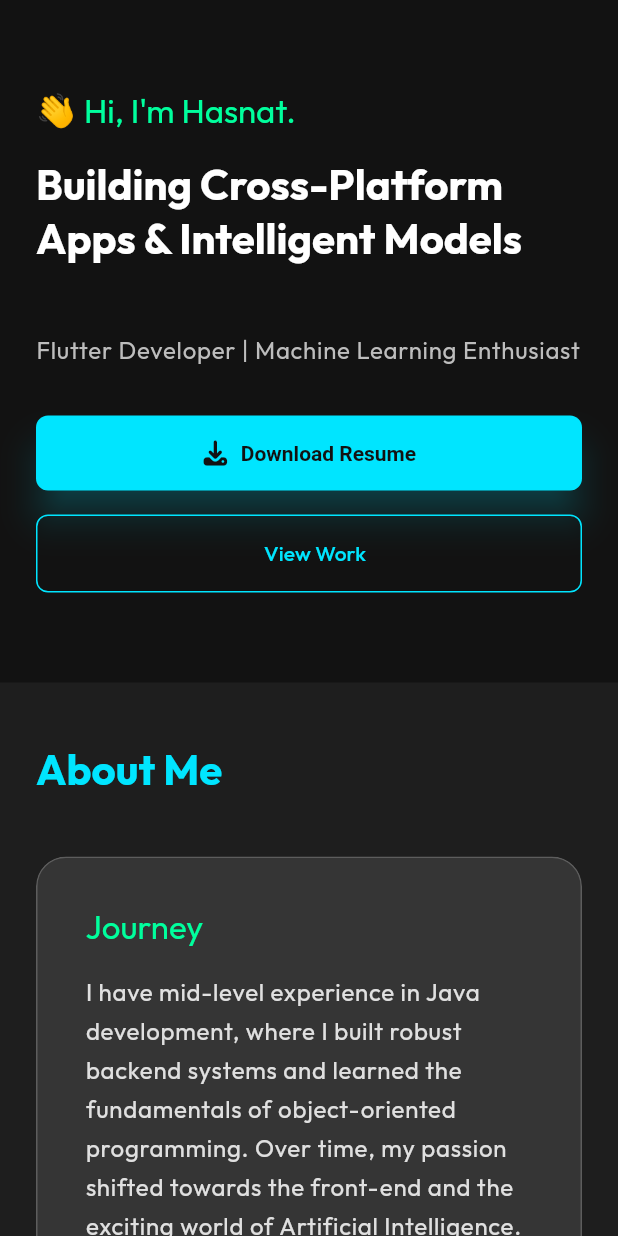
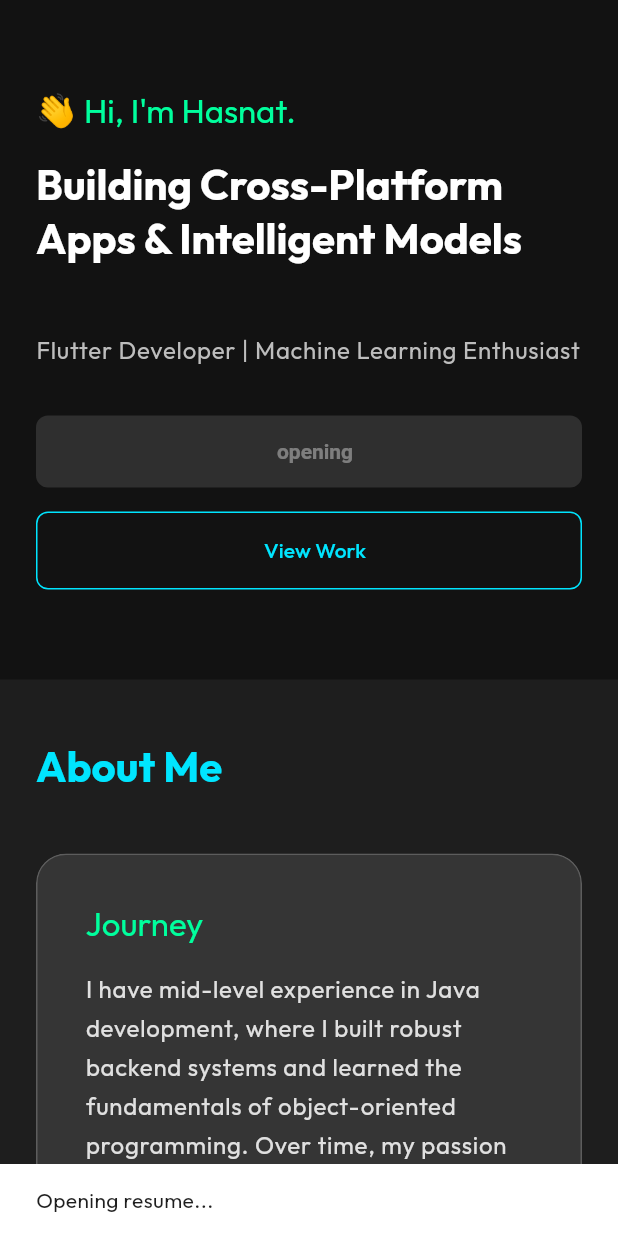
Before and after one commit to Hasnat-Akbar/port_folio, a Flutter app: the screen it shows after launch, after a tap on "Download Resume", on a phone screen of 412 x 824 dp. Run offline on Flutter 3.47's test engine with Material 3 defaults, Android fonts, the phone set to English and light mode, and no system bars; drawn by our look-alikes of animated_text_kit, flutter_animate; our stand-ins replace font_awesome_flutter, go_router, google_fonts.

Commit message:
check the resume link

```diff
--- a/lib/features/about/presentation/widgets/about_section.dart
+++ b/lib/features/about/presentation/widgets/about_section.dart
@@ -59,23 +59,56 @@ class AboutSection extends StatelessWidget {
                 ),
                 if (isDesktop) ...[
                   const SizedBox(width: 40),
+                  // Container(
+                  //   width: 300,
+                  //   height: 300,
+                  //   decoration: BoxDecoration(
+                  //     color: Theme.of(
+                  //       context,
+                  //     ).colorScheme.primary.withOpacity(0.1),
+                  //     borderRadius: BorderRadius.circular(20),
+                  //     border: Border.all(
+                  //       color: Theme.of(context).colorScheme.primary,
+                  //       width: 1.5,
+                  //     ),
+                  //     boxShadow: [
+                  //       BoxShadow(
+                  //         color: Colors.black.withOpacity(0.1),
+                  //         blurRadius: 15,
+                  //         offset: Offset(0, 8),
+                  //       ),
+                  //     ],
+                  //   ),
+                  //   child: ClipRRect(
+                  //     borderRadius: BorderRadius.circular(20),
+                  //     child: Image.asset('assets/images/main.jpeg'),
+                  //   ),
+                  // ),
+                  const SizedBox(width: 40),
+
                   Container(
-                    width: 200,
-                    height: 200,
+                    width: 300,
+                    height: 300,
                     decoration: BoxDecoration(
-                      color: Theme.of(
-                        context,
-                      ).colorScheme.primary.withOpacity(0.1),
+                      color: Colors.black,
                       borderRadius: BorderRadius.circular(20),
                       border: Border.all(
                         color: Theme.of(context).colorScheme.primary,
+                        width: 1.5,
                       ),
+                      boxShadow: [
+                        BoxShadow(
+                          color: Colors.black.withOpacity(0.1),
+                          blurRadius: 15,
+                          offset: Offset(0, 8),
+                        ),
+                      ],
                     ),
-                    child: Center(
-                      child: Icon(
-                        Icons.person_rounded,
-                        size: 80,
-                        color: Theme.of(context).colorScheme.primary,
+                    child: ClipRRect(
+                      borderRadius: BorderRadius.circular(20),
+                      child: Image.asset(
+                        'assets/images/main.jpeg',
+                        fit: BoxFit.contain,
                       ),
                     ),
                   ),
--- a/lib/features/intro/hero_section.dart
+++ b/lib/features/intro/hero_section.dart
@@ -4,17 +4,45 @@ import 'package:flutter_animate/flutter_animate.dart';
 import 'package:font_awesome_flutter/font_awesome_flutter.dart';
 import 'package:m_portfolio/shared/widgets/custom_button.dart';
 import 'package:m_portfolio/shared/widgets/responsive_layout.dart';
+import 'package:url_launcher/url_launcher.dart';
 
-class HeroSection extends StatelessWidget {
+class HeroSection extends StatefulWidget {
   final VoidCallback onViewWork;
+
   const HeroSection({super.key, required this.onViewWork});
 
+  @override
+  State<HeroSection> createState() => _HeroSectionState();
+}
+
+class _HeroSectionState extends State<HeroSection> {
   @override
   Widget build(BuildContext context) {
     return ResponsiveLayout(
       mobileBody: _buildMobileLayout(context),
       desktopBody: _buildDesktopLayout(context),
     );
+  }
+
+  bool isLoading = false;
+
+  Future<void> openResume() async {
+    setState(() {
+      isLoading = true;
+    });
+    final Uri url = Uri.parse(
+      'https://github.com/Hasnat-Akbar/port_folio/raw/main/Hasnat_Akbar_Resume.pdf',
+    );
+    ScaffoldMessenger.of(
+      context,
+    ).showSnackBar(SnackBar(content: Text("Opening resume...")));
+
+    if (!await launchUrl(url, mode: LaunchMode.externalApplication)) {
+      throw Exception("Could not launch resume");
+    }
+    setState(() {
+      isLoading = false;
+    });
   }
 
   Widget _buildDesktopLayout(BuildContext context) {
@@ -66,15 +94,15 @@ class HeroSection extends StatelessWidget {
                 Row(
                   children: [
                     CustomButton(
-                      label: "Download Resume",
-                      icon: FontAwesomeIcons.download,
-                      onPressed: () {}, // TODO: Add resume link
+                      label: isLoading ? 'opening' : "Download Resume",
+                      icon: isLoading ? null : FontAwesomeIcons.download,
+                      onPressed: isLoading ? null : openResume,
                     ),
                     const SizedBox(width: 20),
                     CustomButton(
                       label: "View Work",
                       isOutlined: true,
-                      onPressed: onViewWork,
+                      onPressed: widget.onViewWork,
                     ),
                   ],
                 ).animate(delay: 1200.ms).fadeIn().slideY(begin: 0.2, end: 0),
@@ -155,15 +183,15 @@ class HeroSection extends StatelessWidget {
             crossAxisAlignment: CrossAxisAlignment.stretch,
             children: [
               CustomButton(
-                label: "Download Resume",
-                icon: FontAwesomeIcons.download,
-                onPressed: () {},
+                label: isLoading ? 'opening' : "Download Resume",
+                icon: isLoading ? null : FontAwesomeIcons.download,
+                onPressed: isLoading ? null : openResume,
               ),
               const SizedBox(height: 16),
               CustomButton(
                 label: "View Work",
                 isOutlined: true,
-                onPressed: onViewWork,
+                onPressed: widget.onViewWork,
               ),
             ],
           ).animate(delay: 1200.ms).fadeIn().slideY(begin: 0.2, end: 0),
--- a/lib/shared/widgets/custom_button.dart
+++ b/lib/shared/widgets/custom_button.dart
@@ -2,7 +2,7 @@ import 'package:flutter/material.dart';
 
 class CustomButton extends StatelessWidget {
   final String label;
-  final VoidCallback onPressed;
+  final VoidCallback? onPressed;
   final IconData? icon;
   final bool isOutlined;
 
```
Also changed, not shown: lib/features/contact/presentation/widgets/contact_section.dart (+32 -2 lines), pubspec.yaml (+3 -4 lines), pubspec.lock.
